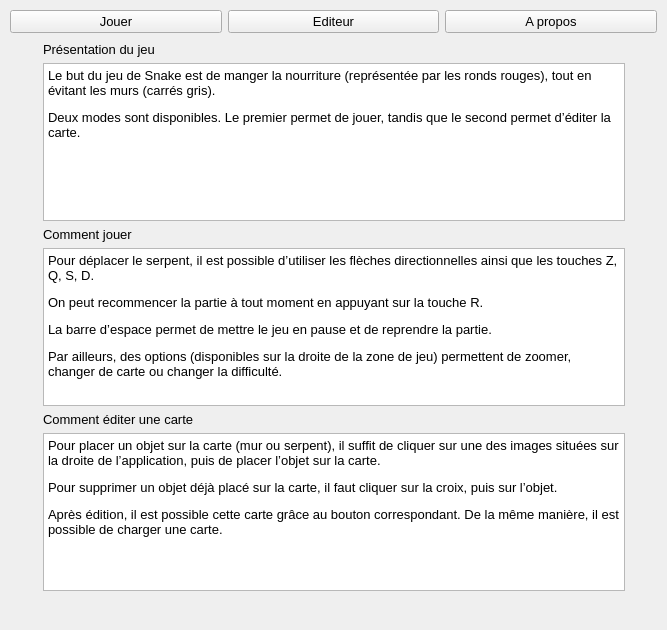
The window that instructions-form.ui (loicbourgois/snake2i) describes before a commit, drawn with Qt 5.
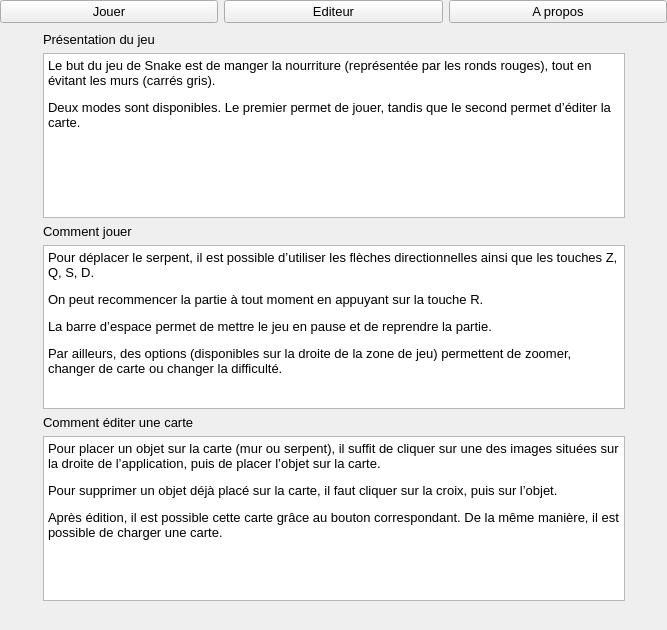
The same window after the commit.

What changed in the file:
```diff
--- a/instructions-form.ui
+++ b/instructions-form.ui
@@ -20,21 +20,18 @@
   </property>
   <layout class="QGridLayout" name="gridLayout">
    <property name="leftMargin">
-    <number>10</number>
+    <number>0</number>
    </property>
    <property name="topMargin">
-    <number>10</number>
+    <number>0</number>
    </property>
    <property name="rightMargin">
-    <number>10</number>
+    <number>0</number>
    </property>
    <property name="bottomMargin">
-    <number>10</number>
+    <number>0</number>
    </property>
-   <property name="horizontalSpacing">
-    <number>10</number>
-   </property>
-   <property name="verticalSpacing">
+   <property name="spacing">
     <number>0</number>
    </property>
    <item row="1" column="1">
```
